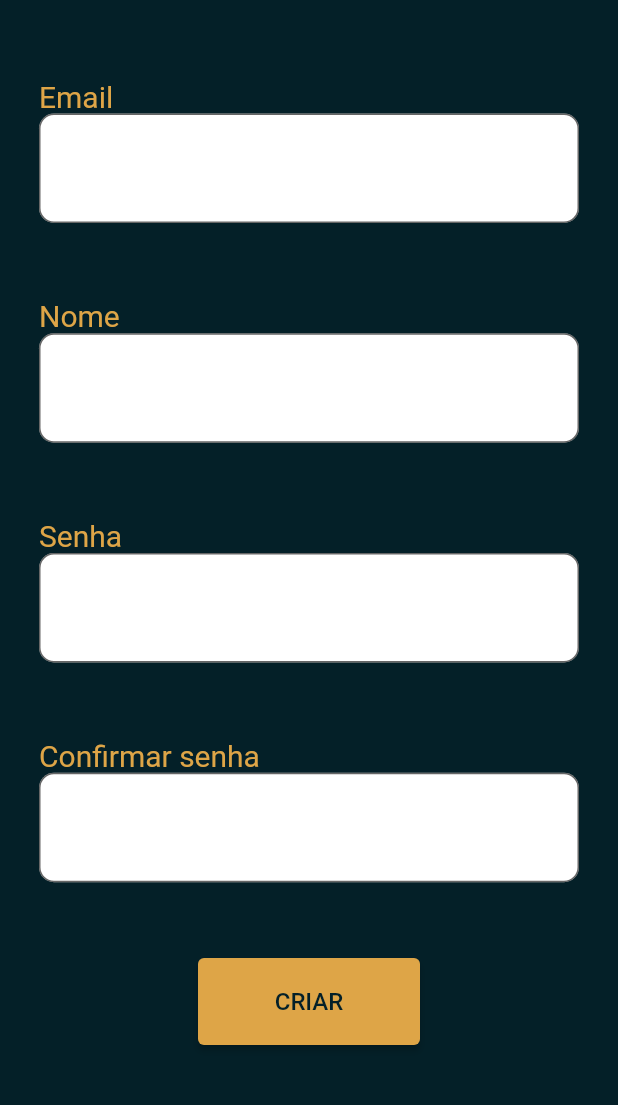
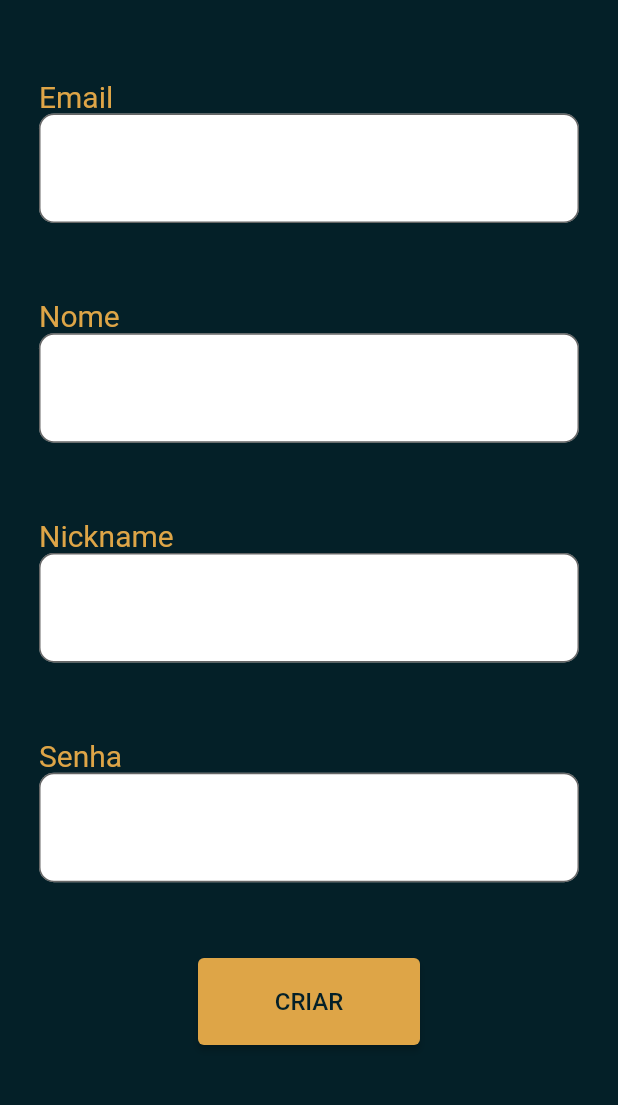
Before and after one commit to GustavoMacrini/LoL_Matching, a Flutter app: the screen it shows after launch, after a tap on "Criar conta", on a phone screen of 412 x 824 dp, the part 71-1176 px from its top. Run offline on Flutter 3.47's test engine with Material 2 defaults, Android fonts, the phone set to English and light mode, and no system bars; our stand-ins replace cloud_firestore, firebase_auth, firebase_core; missing offline and left inert: gif; accounts and stored records are empty; project files that could hold a hidden picture were left out.

```diff
--- a/lib/model/widgets/campo_texto.dart
+++ b/lib/model/widgets/campo_texto.dart
@@ -5,8 +5,9 @@ import 'package:lol_matching/model/variaveis.dart';
 class CampoTextoWidget extends StatelessWidget {
   final String title;
   final bool obscure;
+  final TextEditingController variavel;
   const CampoTextoWidget(
-    this.title, this.obscure,
+    this.title, this.obscure, this.variavel,
     {Key? key}) : super(key: key);
 
   @override
@@ -41,6 +42,7 @@ class CampoTextoWidget extends StatelessWidget {
           ),
         ),
         obscureText: obscure,
+        controller: variavel,
       ),
       ],
       ),
--- a/lib/view/tela_login.dart
+++ b/lib/view/tela_login.dart
@@ -16,6 +16,8 @@ class TelaLogin extends StatefulWidget {
 class _TelaLoginState extends State<TelaLogin> {
   @override
   Widget build(BuildContext context) {
+    var txtEmail = TextEditingController();
+    var txtSenha = TextEditingController();
     return Scaffold(
       backgroundColor: secondaryColor,
       body:
@@ -35,10 +37,10 @@ class _TelaLoginState extends State<TelaLogin> {
 
             Container(
               margin: EdgeInsets.only(bottom: 36),
-              child: CampoTextoWidget("Email", false),
+              child: CampoTextoWidget("Email", false, txtEmail),
             ),
 
-            CampoTextoWidget("Senha", true),
+            CampoTextoWidget("Senha", true, txtSenha),
 
             //CRIAR CONTA
             Container(
--- a/lib/view/tela_registro.dart
+++ b/lib/view/tela_registro.dart
@@ -4,12 +4,21 @@ import 'package:flutter/material.dart';
 import 'package:lol_matching/model/variaveis.dart';
 import 'package:lol_matching/model/widgets/campo_texto.dart';
 
-final lista = <CampoTextoWidget> [
-  CampoTextoWidget("Email", false),
-  CampoTextoWidget("Nome", false),
-  CampoTextoWidget("Senha", true),
-  CampoTextoWidget("Confirar senha", true),
-];
+import '../controller/login_controller.dart';
+
+// final lista = <CampoTextoWidget> [
+//  CampoTextoWidget("Email", false,txtEmail),
+//  CampoTextoWidget("Nome", false, txtNome),
+//  CampoTextoWidget("Nickname", false, txtNickname),
+//  CampoTextoWidget("Senha", true, txtSenha),
+//  CampoTextoWidget("Confirmar senha", true, txtConfSenha),
+// ];
+
+var txtNome = TextEditingController();
+var txtEmail = TextEditingController();
+var txtSenha = TextEditingController();
+//var txtConfSenha = TextEditingController();
+var txtNickname = TextEditingController();
 
 class TelaRegistro extends StatefulWidget {
   const TelaRegistro({Key? key}) : super(key: key);
@@ -22,15 +31,12 @@ class _TelaRegistroState extends State<TelaRegistro> {
   @override
   Widget build(BuildContext context) {
     return Scaffold(
-
       //APPBAR INVISIVEL
-      appBar:
-      PreferredSize(
+      appBar: PreferredSize(
         preferredSize: Size.fromHeight(60.0),
-        child:
-        AppBar(
-          title:
-          Text("LoL Matching",
+        child: AppBar(
+          title: Text(
+            "LoL Matching",
             style: TextStyle(
               fontSize: 32,
               fontWeight: FontWeight.bold,
@@ -40,12 +46,14 @@ class _TelaRegistroState extends State<TelaRegistro> {
           centerTitle: true,
           backgroundColor: Colors.transparent,
           elevation: 0,
-          leading:
-            IconButton(
-            onPressed: (){
+          leading: IconButton(
+            onPressed: () {
               Navigator.pop(context);
             },
-            icon: Icon(Icons.arrow_back, color: primaryColor,),
+            icon: Icon(
+              Icons.arrow_back,
+              color: primaryColor,
+            ),
             iconSize: 30,
             //Deixa o efeito de clique praticamente invisivel
             splashRadius: 1,
@@ -54,41 +62,36 @@ class _TelaRegistroState extends State<TelaRegistro> {
         ),
       ),
 
-
       backgroundColor: secondaryColor,
-      body:
-        Container(
+      body: Container(
         margin: EdgeInsets.fromLTRB(26, 40, 26, 80),
-        child:
-
-        Column(
+        child: Column(
           mainAxisAlignment: MainAxisAlignment.spaceBetween,
           children: [
-
             //EMAIL
-            CampoTextoWidget("Email", false),
+            CampoTextoWidget("Email", false, txtEmail),
 
             //NOME
-            CampoTextoWidget("Nome", false),
+            CampoTextoWidget("Nome", false, txtNome),
+
+            //NICKNAME
+            CampoTextoWidget("Nickname", false, txtNickname),
 
             //SENHA
-            Container(
-              child: CampoTextoWidget("Senha", true),
-            ),
+            CampoTextoWidget("Senha", true, txtSenha),
 
             //CONFIRMAR SENHA
-            CampoTextoWidget("Confirmar senha", true),
+            //CampoTextoWidget("Confirmar senha", true, txtConfSenha),
 
             botao("CRIAR"),
-
           ],
-        ),),
+        ),
+      ),
     );
   }
 
   //BOTÃO TROCA DE CONTEXTO
-  botao(titulo){
-
+  botao(titulo) {
     return Container(
       width: 148,
       height: 58,
@@ -96,7 +99,10 @@ class _TelaRegistroState extends State<TelaRegistro> {
         style: ElevatedButton.styleFrom(
           primary: primaryColor,
         ),
-        onPressed: (){
+        onPressed: () {
+          //LoginController().criarConta(context, txtNome.text, txtNickname.text,
+          //    txtEmail.text, txtSenha.text);
+          //},
           final snackBar = SnackBar(
             content: const Text('Conta criada com sucesso!'),
             duration: Duration(seconds: 2, milliseconds: 500),
@@ -108,12 +114,9 @@ class _TelaRegistroState extends State<TelaRegistro> {
           ScaffoldMessenger.of(context).showSnackBar(snackBar);
           Navigator.of(context).pop();
         },
-        child:
-        Text(titulo,
-          style: TextStyle(
-            color: secondaryColor,
-            fontSize: 16
-          ),
+        child: Text(
+          titulo,
+          style: TextStyle(color: secondaryColor, fontSize: 16),
         ),
       ),
     );
--- a/pubspec.yaml
+++ b/pubspec.yaml
@@ -38,6 +38,7 @@ dependencies:
   flutter_svg: ^1.1.5
   firebase_auth: ^4.1.2
   cloud_firestore: ^4.0.5
+  google_fonts: ^3.0.1
 
 dev_dependencies:
   flutter_test:
```
Also changed, not shown: lib/controller/login_controller.dart (+98 -0 lines), lib/model/variaveis.dart (+26 -0 lines), pubspec.lock, 1 other file. Lines whose indentation alone changed are shown as unchanged.
